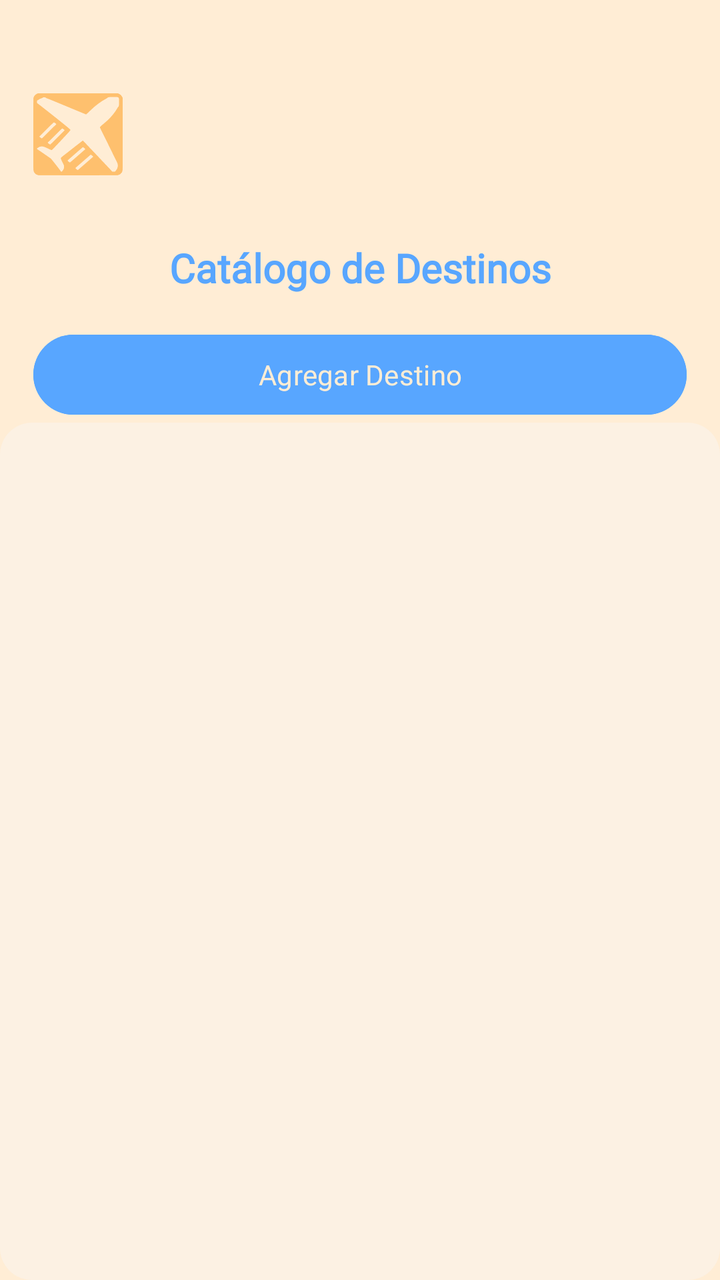
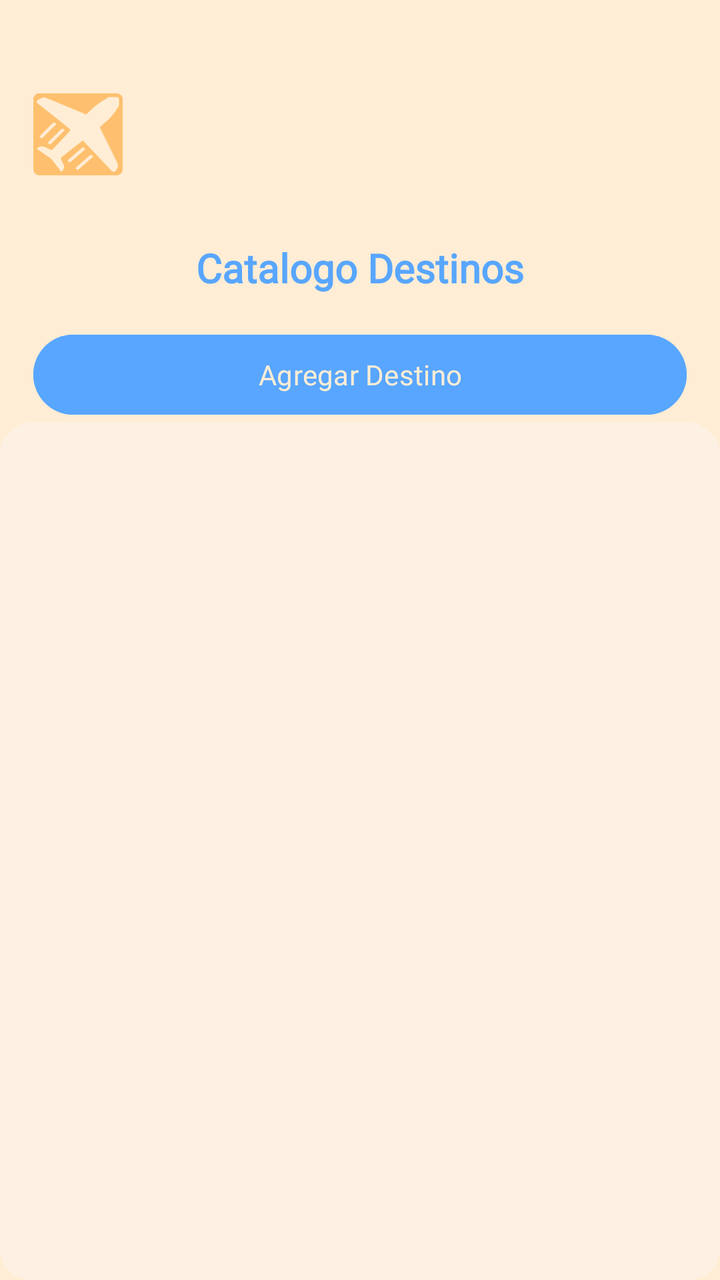

Before-and-after screenshots of an Android layout around one commit, followed by the original layout XML and the change that was made.
<!-- AndroidManifest.xml: application theme Theme.DesafioPractico2 -->
<!-- res/layout/activity_main.xml -->
<?xml version="1.0" encoding="utf-8"?>
<androidx.constraintlayout.widget.ConstraintLayout xmlns:android="http://schemas.android.com/apk/res/android"
    xmlns:app="http://schemas.android.com/apk/res-auto"
    xmlns:tools="http://schemas.android.com/tools"
    android:layout_width="match_parent"
    android:layout_height="match_parent"
    android:background="@color/TreeColor"
    tools:context=".MainActivity">

    <LinearLayout
        android:layout_marginTop="90px"
        android:layout_width="0dp"
        android:layout_height="0dp"
        android:orientation="vertical"
        app:layout_constraintBottom_toBottomOf="parent"
        app:layout_constraintEnd_toEndOf="parent"
        app:layout_constraintStart_toStartOf="parent"
        app:layout_constraintTop_toTopOf="parent">

        <ImageButton
            android:id="@+id/btnMenu"
            android:layout_width="wrap_content"
            android:layout_height="wrap_content"
            android:src="@drawable/logoavioneta"
            android:layout_margin="50px"
            android:background="?attr/selectableItemBackgroundBorderless"
            android:contentDescription="Menú" />

        <TextView
            android:id="@+id/tvTituloCatalogo"
            android:layout_width="match_parent"
            android:layout_height="wrap_content"
            android:fontFamily="@font/autour_one"
            android:padding="16dp"
            android:text="Catálogo de Destinos"

            android:textAlignment="center"
            android:textColor="@color/MainColor"
            android:textSize="20sp"
            android:textStyle="bold" />

        <Button
            android:id="@+id/btnAgregarDestino"
            android:layout_width="match_parent"
            android:layout_height="wrap_content"
            android:layout_marginLeft="50px"
            android:layout_marginRight="50px"
            android:backgroundTint="@color/MainColor"
            android:fontFamily="@font/autour_one"
            android:padding="30px"
            android:text="Agregar Destino"
            android:textColor="@color/TreeColor" />

        <androidx.recyclerview.widget.RecyclerView
            android:id="@+id/rvCatalogo"
            android:layout_width="match_parent"
            android:layout_height="0dp"
            android:background="@drawable/bg4"
            android:layout_weight="1" />

    </LinearLayout>
</androidx.constraintlayout.widget.ConstraintLayout>
<!-- resources referenced by this layout -->
<resources>
  <color name="MainColor">#58A6ff </color>
  <color name="TreeColor">#FFEDD5</color>
  <!-- drawable bg4 (drawable) -->
  <?xml version="1.0" encoding="utf-8"?>
  <shape xmlns:android="http://schemas.android.com/apk/res/android"
      android:shape="rectangle">
  
      
      <solid android:color="@color/FourColor" />
  
      
      <corners android:radius="16dp" />
  
      
  
  </shape>
  <!-- drawable logoavioneta: vector/xml drawable (drawable, 8457 chars, omitted) -->
  <style name="Theme.DesafioPractico2" parent="Base.Theme.DesafioPractico2" />
  <color name="FourColor">#FCF1E3</color>
  <style name="Base.Theme.DesafioPractico2" parent="Theme.Material3.DayNight.NoActionBar">
          
          
      </style>
</resources>

<!-- the commit's change to res/layout/activity_main.xml (unified diff, before → after) -->
@@ -32,7 +32,7 @@
             android:layout_height="wrap_content"
             android:fontFamily="@font/autour_one"
             android:padding="16dp"
-            android:text="Catálogo de Destinos"
+            android:text="@string/CatalogoDestino"
 
             android:textAlignment="center"
             android:textColor="@color/MainColor"
@@ -48,7 +48,7 @@
             android:backgroundTint="@color/MainColor"
             android:fontFamily="@font/autour_one"
             android:padding="30px"
-            android:text="Agregar Destino"
+            android:text="@string/btnAgregarDestino"
             android:textColor="@color/TreeColor" />
 
         <androidx.recyclerview.widget.RecyclerView
<!-- resource entries referenced after the edit -->
@@ -17,6 +17,8 @@
   
   </shape>
   <!-- drawable logoavioneta: vector/xml drawable (drawable, 8457 chars, omitted) -->
+  <string name="CatalogoDestino">Catalogo Destinos</string>
+  <string name="btnAgregarDestino">Agregar Destino</string>
   <style name="Theme.DesafioPractico2" parent="Base.Theme.DesafioPractico2" />
   <color name="FourColor">#FCF1E3</color>
   <style name="Base.Theme.DesafioPractico2" parent="Theme.Material3.DayNight.NoActionBar">
